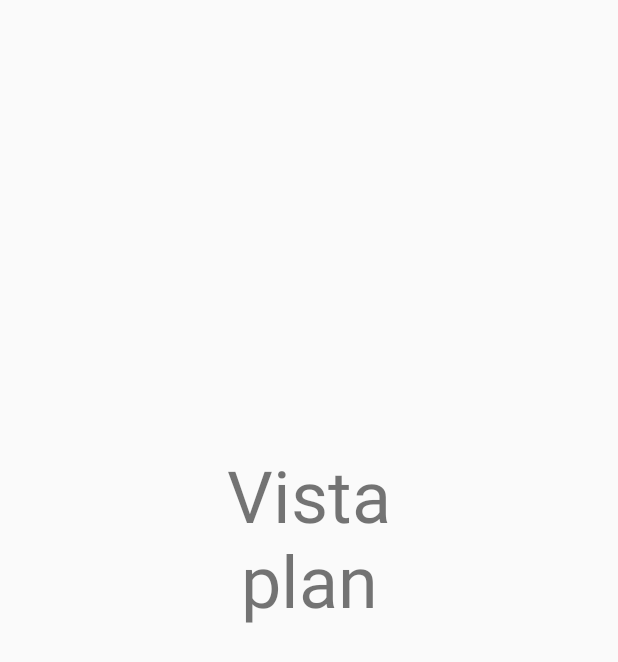
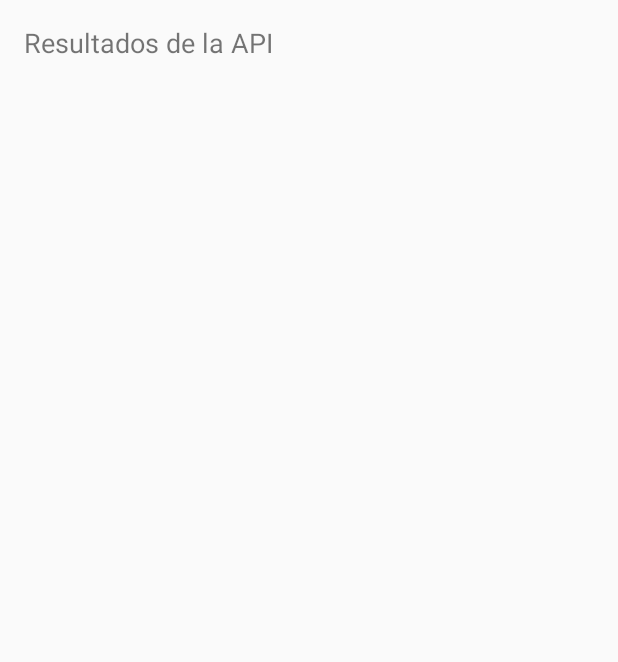
Before and after one commit to MrError2003/parqueadero, an Android app: the layout activity_vistaplan.xml on its own in the app's theme, with its tools: preview values and no code run, on a phone screen of 412 x 824 dp. Shown: the top 662 px of the screen. Run offline under Robolectric (Android 15) with nearby library versions, the phone set to English and light mode, and no system bars; network calls fail.

Commit message:
14 de diciembre

```diff
--- a/app/build.gradle.kts
+++ b/app/build.gradle.kts
@@ -36,6 +36,7 @@ dependencies {
     implementation("androidx.appcompat:appcompat:1.6.1")
     implementation("com.google.android.material:material:1.9.0")
     implementation("androidx.constraintlayout:constraintlayout:2.1.4")
+    implementation("com.android.volley:volley:1.2.1")
     testImplementation("junit:junit:4.13.2")
     androidTestImplementation("androidx.test.ext:junit:1.1.5")
     androidTestImplementation("androidx.test.espresso:espresso-core:3.5.1")
--- a/app/src/main/res/layout/activity_vistaplan.xml
+++ b/app/src/main/res/layout/activity_vistaplan.xml
@@ -1,21 +1,19 @@
 <?xml version="1.0" encoding="utf-8"?>
-<androidx.constraintlayout.widget.ConstraintLayout xmlns:android="http://schemas.android.com/apk/res/android"
-    xmlns:app="http://schemas.android.com/apk/res-auto"
+<RelativeLayout xmlns:android="http://schemas.android.com/apk/res/android"
     xmlns:tools="http://schemas.android.com/tools"
     android:layout_width="match_parent"
     android:layout_height="match_parent"
+    android:paddingLeft="16dp"
+    android:paddingTop="16dp"
+    android:paddingRight="16dp"
+    android:paddingBottom="16dp"
     tools:context=".plan.Vistaplan">
 
     <TextView
-        android:id="@+id/textView2"
-        android:layout_width="151dp"
-        android:layout_height="229dp"
-        android:text="Vista plan"
-        android:textAlignment="center"
-        android:textSize="48sp"
-        app:layout_constraintBottom_toBottomOf="parent"
-        app:layout_constraintEnd_toEndOf="parent"
-        app:layout_constraintStart_toStartOf="parent"
-        app:layout_constraintTop_toTopOf="parent" />
+        android:id="@+id/resultTextView"
+        android:layout_width="match_parent"
+        android:layout_height="wrap_content"
+        android:text="Resultados de la API"
+        android:textSize="18sp" />
 
-</androidx.constraintlayout.widget.ConstraintLayout>
+</RelativeLayout>
```
Also changed, not shown: app/src/main/AndroidManifest.xml (+2 -6 lines), app/src/main/java/com/example/parqueadero/ApiDepartamento.java (added, +50 -0 lines), app/src/main/java/com/example/parqueadero/ApiPlan.java (added, +54 -0 lines), app/src/main/java/com/example/parqueadero/plan/Vistaplan.java (+48 -2 lines).
